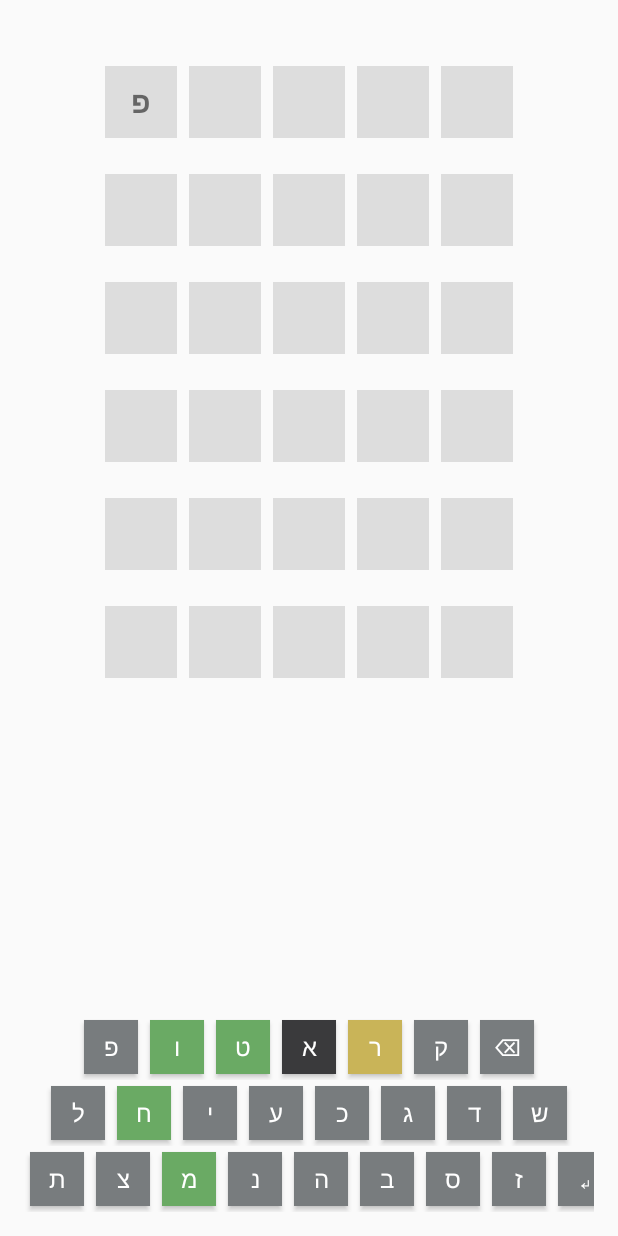
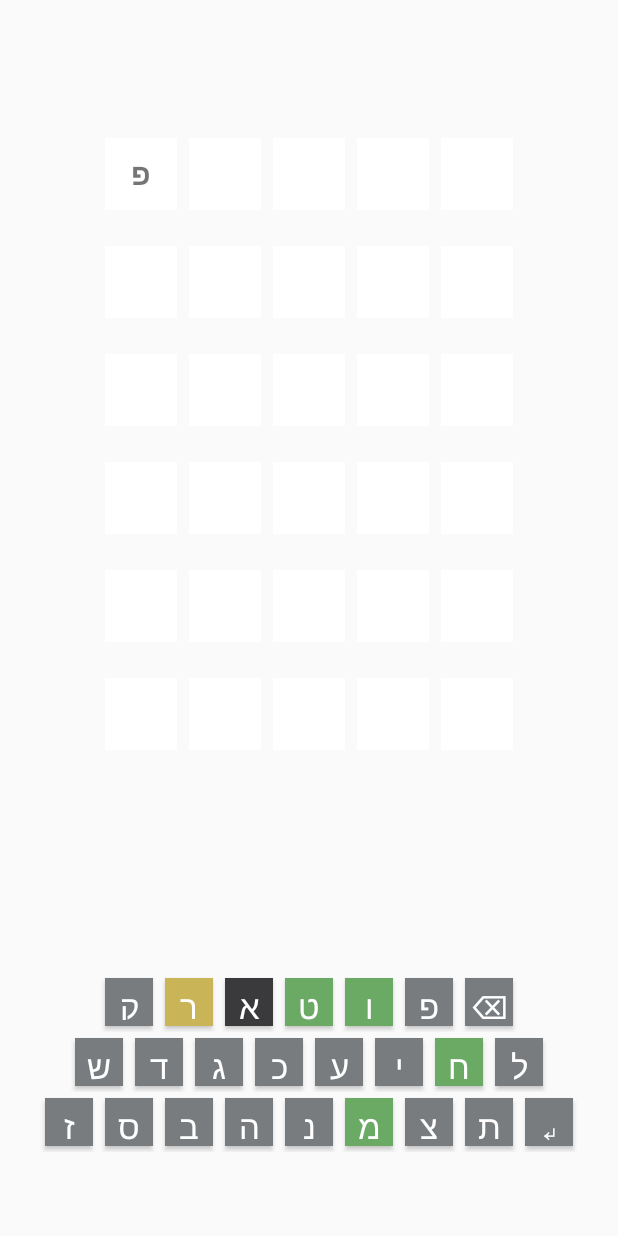
Before and after one commit to talhinski/wordleApp, an Android app: the screen it shows after launch (MainActivity), after a tap on an icon or button, on a phone screen of 412 x 824 dp. Run offline under Robolectric (Android 15) with nearby library versions, the phone set to English and light mode, and no system bars; our stand-ins replace data binding.

Commit message:
Enhance Wordle game logic and UI; implement background color updates for CharResult, improve keyboard layout, and refactor GameViewModel methods for clarity

```diff
--- a/app/src/main/java/com/hinski/wordelapplication/logic/WordleLogic.java
+++ b/app/src/main/java/com/hinski/wordelapplication/logic/WordleLogic.java
@@ -1,17 +1,18 @@
 package com.hinski.wordelapplication.logic;
 
 import android.content.res.Resources;
-
+import android.util.Log; // Add this import
 
 import com.hinski.wordelapplication.model.Guess;
 import com.hinski.wordelapplication.model.WordleGame;
 
+import java.util.ArrayList;
+import java.util.List;
+import java.util.Random;
 import java.util.Set;
-import java.util.List;
-import java.util.ArrayList;
-import java.util.Random;
 
 public class WordleLogic {
+    private static final String TAG = "WordleLogic"; // Add this line
     private final WordleGame game;
     // Initialize vocabulary from resource via WordelWords.
     private final Set<String> vocabulary;
@@ -25,8 +26,8 @@ public class WordleLogic {
         List<String> vocabList = new ArrayList<>(vocabulary);
         String secretWord = vocabList.get(new Random().nextInt(vocabList.size()));
         game = new WordleGame(secretWord);
+        Log.i(TAG, "Secret word: " + secretWord); // Add this line
     }
-
 
     public boolean isValidWord(String word) {
         return vocabulary.contains(word);
@@ -59,8 +60,36 @@ public class WordleLogic {
     public boolean isGameWon() {
         return game.isGameWon();
     }
-    public WordleGame getGame() {
-        return game;
+
+    public boolean canAddCharToCurrentGuess() {
+        return game.canAddCharToCurrentGuess();
+    }
+
+    public Guess addCharToCurrentGuess(char c) {
+        return game.addCharToCurrentGuess(c);
+    }
+
+    public boolean canDeleteCharFromCurrentGuess() {
+        return game.canDeleteCharFromCurrentGuess();
+    }
+
+    public Guess deleteCharFromCurrentGuess() {
+        return game.deleteCharFromCurrentGuess();
+    }
+
+    public boolean canSubmitCurrentGuess() {
+        return vocabulary.contains(game.getCurrentGuess().getWord());
+    }
+
+    public void submitCurrentGuess() {
+        if (!canSubmitCurrentGuess()) {
+            throw new IllegalStateException("Cannot submit current guess");
+        }
+        game.submitCurrentGuess();
+    }
+
+    public List<Guess> getAttempts() {
+        return game.getAttempts();
     }
 
 }
--- a/app/src/main/java/com/hinski/wordelapplication/view/KeyboardFragment.java
+++ b/app/src/main/java/com/hinski/wordelapplication/view/KeyboardFragment.java
@@ -11,7 +11,6 @@ import androidx.annotation.Nullable;
 import androidx.fragment.app.Fragment;
 import androidx.lifecycle.ViewModelProvider;
 
-import com.hinski.wordelapplication.R;
 import com.hinski.wordelapplication.databinding.FragmentKeyboardBinding;
 import com.hinski.wordelapplication.viewmodel.GameViewModel;
 
@@ -47,10 +46,11 @@ public class KeyboardFragment extends Fragment {
             if (child instanceof Button) {
                 Button button = (Button) child;
                 button.setOnClickListener(v -> {
+                    String buttonTag = button.getTag() != null ? button.getTag().toString() : "";
                     String buttonText = button.getText().toString();
-                    if (buttonText.equals("Enter")) {
-                        viewModel.testCurrentGuess();
-                    } else if (buttonText.equals("Delete")) {
+                    if (buttonTag.equals("Enter")) {
+                        viewModel.submitCurrentGuess();
+                    } else if (buttonTag.equals("Delete")) {
                         viewModel.deleteChar();
                     } else if (buttonText.length() == 1) {
                         viewModel.enterChar(buttonText.charAt(0));
--- a/app/src/main/java/com/hinski/wordelapplication/viewmodel/GameViewModel.java
+++ b/app/src/main/java/com/hinski/wordelapplication/viewmodel/GameViewModel.java
@@ -19,12 +19,7 @@ public class GameViewModel extends AndroidViewModel {
     public GameViewModel(@NonNull Application application) {
         super(application);
         logic = new WordleLogic(application.getResources());
-        attempts.setValue(logic.getGame().getAttempts());
-    }
-
-    public void processGuess(String guess) {
-        logic.processGuess(guess);
-        attempts.setValue(logic.getGame().getAttempts());
+        attempts.setValue(logic.getAttempts());
     }
 
     public boolean isGameOver() {
@@ -43,13 +38,18 @@ public class GameViewModel extends AndroidViewModel {
         attempts.setValue(guesses);
     }
 
-    public void testCurrentGuess() {
+    public void submitCurrentGuess() {
+        if(logic.canSubmitCurrentGuess())
+            logic.submitCurrentGuess();
     }
 
     public void deleteChar() {
+        if(logic.canDeleteCharFromCurrentGuess())
+            logic.deleteCharFromCurrentGuess();
     }
 
     public void enterChar(char c) {
-        logic.getGame().addCharToCurrentGuess(c);
+        if (logic.canAddCharToCurrentGuess())
+            logic.addCharToCurrentGuess(c);
     }
 }
--- a/app/src/main/res/layout/fragment_game_board.xml
+++ b/app/src/main/res/layout/fragment_game_board.xml
@@ -10,7 +10,8 @@
         android:orientation="vertical"
         android:layout_width="match_parent"
         android:layout_height="match_parent"
-        android:padding="16dp">
+        android:padding="16dp"
+        android:layout_marginTop="48dp">
         <!-- Dynamic rows will be added here -->
     </LinearLayout>
 </layout>
--- a/app/src/main/res/layout/fragment_keyboard.xml
+++ b/app/src/main/res/layout/fragment_keyboard.xml
@@ -1,21 +1,31 @@
 <?xml version="1.0" encoding="utf-8"?>
 <layout xmlns:android="http://schemas.android.com/apk/res/android">
+
     <data>
+
         <variable
             name="viewModel"
             type="com.hinski.wordelapplication.viewmodel.GameViewModel" />
     </data>
+
     <LinearLayout
         android:layout_width="match_parent"
         android:layout_height="wrap_content"
         android:gravity="center"
-        android:orientation="vertical">
+        android:orientation="vertical"
+        android:padding="8dp"
+        android:layout_marginBottom="32dp">
 
         <!-- First Row -->
         <LinearLayout
             android:layout_width="wrap_content"
             android:layout_height="wrap_content"
-            android:orientation="horizontal">
+            android:orientation="horizontal"
+            android:layoutDirection="rtl">
+            <Button
+                style="@style/KeyboardButton"
+                android:tag="Delete"
+                android:text="⌫" />
 
             <Button
                 style="@style/KeyboardButton"
@@ -45,16 +55,14 @@
                 style="@style/KeyboardButton"
                 android:text="ק" />
 
-            <Button
-                style="@style/KeyboardButton"
-                android:text="⌫" />
         </LinearLayout>
 
         <!-- Second Row -->
         <LinearLayout
             android:layout_width="wrap_content"
             android:layout_height="wrap_content"
-            android:orientation="horizontal">
+            android:orientation="horizontal"
+            android:layoutDirection="rtl">
 
             <Button
                 style="@style/KeyboardButton"
@@ -94,7 +102,14 @@
         <LinearLayout
             android:layout_width="wrap_content"
             android:layout_height="wrap_content"
-            android:orientation="horizontal">
+            android:orientation="horizontal"
+            android:layoutDirection="rtl"
+            >
+
+            <Button
+                style="@style/KeyboardButton"
+                android:tag="Enter"
+                android:text="↵" />
 
             <Button
                 style="@style/KeyboardButton"
@@ -128,10 +143,6 @@
             <Button
                 style="@style/KeyboardButton"
                 android:text="ז" />
-
-            <Button
-                style="@style/KeyboardButton"
-                android:text="↵" />
         </LinearLayout>
     </LinearLayout>
 </layout>
--- a/app/src/main/res/values/styles.xml
+++ b/app/src/main/res/values/styles.xml
@@ -10,14 +10,15 @@
     <style name="Theme.WordelApplication" parent="Base.Theme.WordelApplication"></style>
 
     <style name="KeyboardButton" parent="Widget.AppCompat.Button">
-        <item name="android:layout_width">36dp</item>
-        <item name="android:layout_height">36dp</item>
+        <item name="android:layout_width">32dp</item>
+        <item name="android:layout_height">32dp</item>
         <item name="android:background">@color/keyboard_default</item>
         <item name="android:textColor">@android:color/white</item>
-        <item name="android:textSize">16sp</item>
+        <item name="android:textSize">22sp</item>
         <item name="android:gravity">center</item>
         <item name="android:padding">4dp</item>
         <item name="android:layout_margin">4dp</item>
+        <item name="android:layout_marginBottom">8dp</item>
     </style>
 
 
```
Also changed, not shown: app/src/main/java/com/hinski/wordelapplication/model/CharResult.java (+18 -6 lines), app/src/main/java/com/hinski/wordelapplication/model/Guess.java (+17 -0 lines), app/src/main/java/com/hinski/wordelapplication/model/WordleGame.java (+39 -5 lines).
